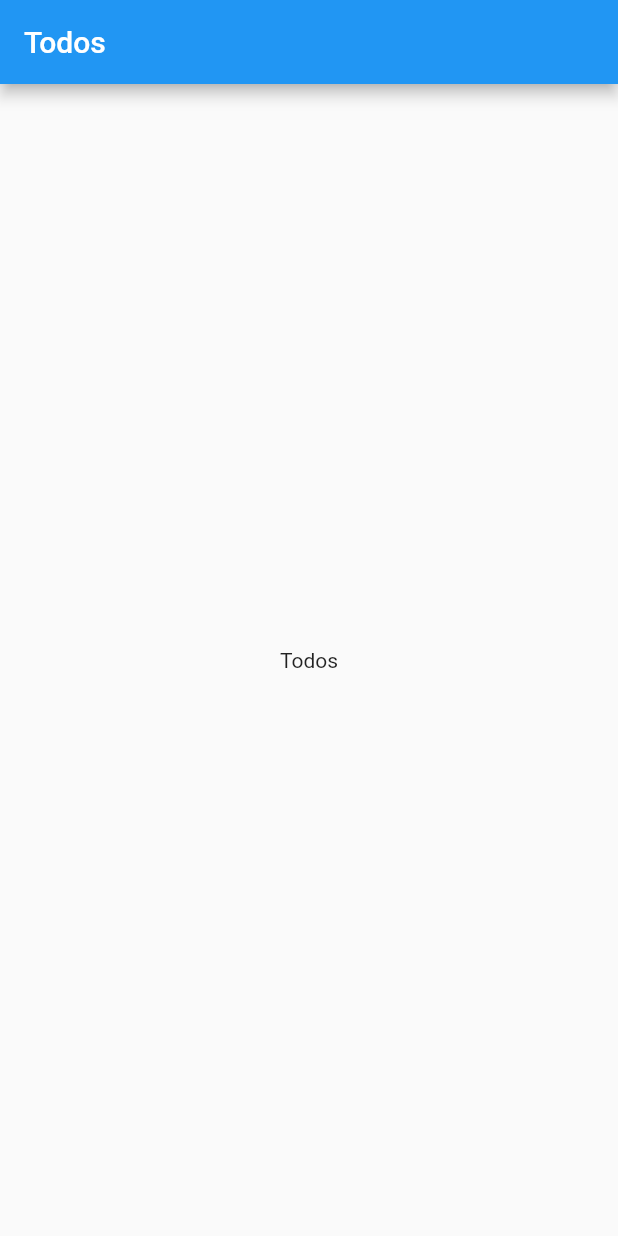
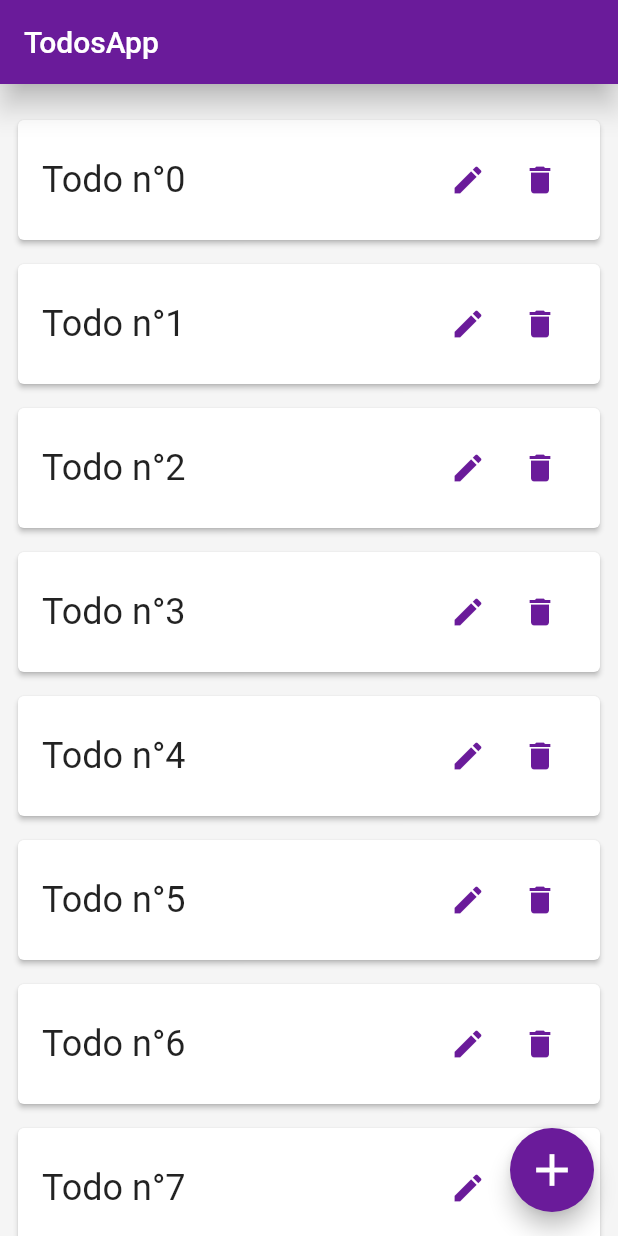
Before and after one commit to Letiste/Flutter-Todos, a Flutter app: the screen it shows after launch, on a phone screen of 412 x 824 dp. Run offline on Flutter 3.47's test engine with Material 2 defaults, Android fonts, the phone set to English and light mode, and no system bars.

Commit message:
add static home page

```diff
--- /dev/null
+++ b/lib/home.dart
@@ -0,0 +1,24 @@
+import 'package:flutter/material.dart';
+
+import 'todos.dart';
+
+class HomePage extends StatelessWidget {
+  @override
+  Widget build(BuildContext context) {
+    return Scaffold(
+      appBar: AppBar(
+        title: Text('TodosApp'),
+        elevation: 8,
+      ),
+      body: Todos(),
+      backgroundColor: Color.fromRGBO(245, 245, 245, 1),
+      floatingActionButton: FloatingActionButton(
+        onPressed: () {},
+        child: Icon(
+          Icons.add,
+          size: 36,
+        ),
+      ),
+    );
+  }
+}
--- a/lib/main.dart
+++ b/lib/main.dart
@@ -1,4 +1,6 @@
 import 'package:flutter/material.dart';
+
+import 'home.dart';
 
 void main() {
   runApp(MyApp());
@@ -10,14 +12,10 @@ class MyApp extends StatelessWidget {
     return MaterialApp(
       title: 'Flutter Demo',
       theme: ThemeData(
-        primarySwatch: Colors.blue,
+        primaryColor: Colors.purple[800],
+        accentColor: Colors.purple[800],
       ),
-      home: Scaffold(
-        appBar: AppBar(
-          title: Text('Todos'),
-        ),
-        body: Center(child: Text('Todos')),
-      ),
+      home: HomePage(),
     );
   }
 }
--- /dev/null
+++ b/lib/todos.dart
@@ -0,0 +1,52 @@
+import 'package:flutter/material.dart';
+
+class Todos extends StatelessWidget {
+  @override
+  Widget build(BuildContext context) {
+    return ListView.builder(
+      padding: const EdgeInsets.fromLTRB(0, 16, 0, 64),
+      itemBuilder: (context, index) => Todo(index: index),
+      itemCount: 20,
+    );
+  }
+}
+
+class Todo extends StatelessWidget {
+  Todo({this.index});
+
+  final int index;
+
+  @override
+  Widget build(BuildContext context) {
+    return Card(
+      margin: const EdgeInsets.symmetric(vertical: 8, horizontal: 12),
+      elevation: 1.5,
+      child: Padding(
+        padding: const EdgeInsets.fromLTRB(16, 16, 16, 16),
+        child: Row(
+          // mainAxisAlignment: MainAxisAlignment.spaceBetween,
+          children: [
+            Expanded(
+              child: Text(
+                'Todo n°$index',
+                style: TextStyle(
+                  fontSize: 24,
+                ),
+              ),
+            ),
+            IconButton(
+              color: Colors.purple[800],
+              icon: Icon(Icons.edit),
+              onPressed: () {},
+            ),
+            IconButton(
+              color: Colors.purple[800],
+              icon: Icon(Icons.delete),
+              onPressed: () {},
+            ),
+          ],
+        ),
+      ),
+    );
+  }
+}
```
Also changed, not shown: 1 other file.
